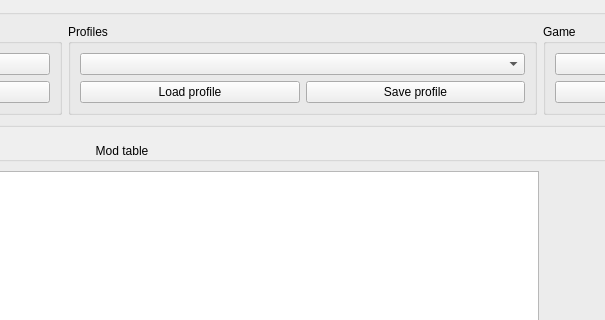
The window that ui/modbuddy.ui (OlavStornes/ModBuddy) describes before a commit, drawn with Qt 5; both pictures show x 429 to 1034 and y 0 to 320 of the 1463 by 809 pixel window.
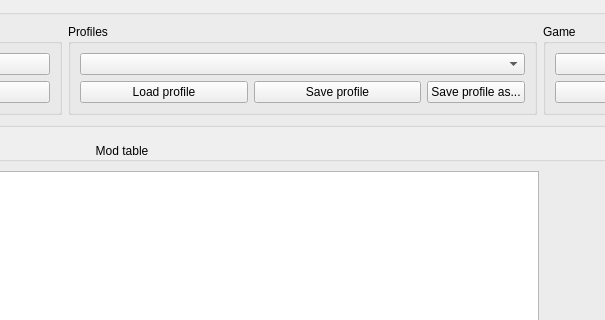
The same window after the commit.

Commit message: Major upgrades that i forgot to commit

Patch:
```diff
--- a/ui/modbuddy.ui
+++ b/ui/modbuddy.ui
@@ -50,17 +50,24 @@
           <string>Profiles</string>
          </property>
          <layout class="QGridLayout" name="gridLayout_2">
-          <item row="0" column="0" colspan="2">
+          <item row="0" column="0" colspan="5">
            <widget class="QComboBox" name="profile_combobox"/>
           </item>
-          <item row="2" column="0">
+          <item row="2" column="0" colspan="2">
            <widget class="QPushButton" name="load_profile_button">
             <property name="text">
              <string>Load profile</string>
             </property>
            </widget>
           </item>
-          <item row="2" column="1">
+          <item row="2" column="4">
+           <widget class="QPushButton" name="duplicate_profile_button">
+            <property name="text">
+             <string>Save profile as...</string>
+            </property>
+           </widget>
+          </item>
+          <item row="2" column="2" colspan="2">
            <widget class="QPushButton" name="save_profile_button">
             <property name="text">
              <string>Save profile</string>
```
The commit also changes 2 other files.
